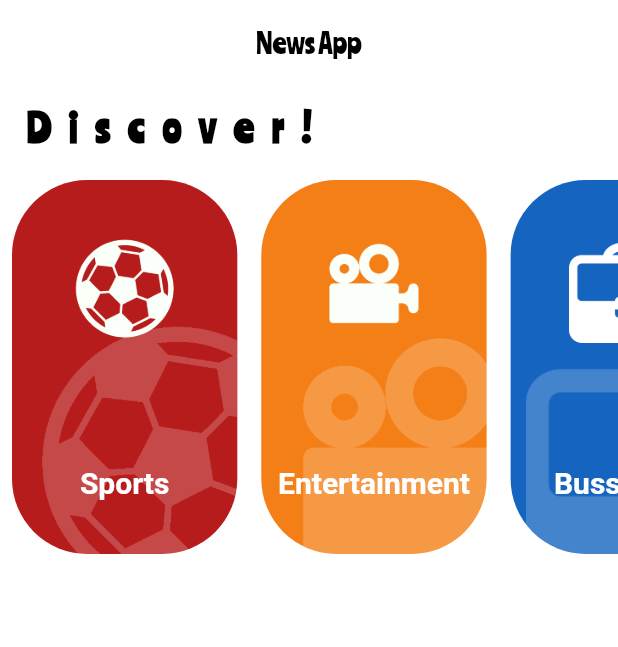
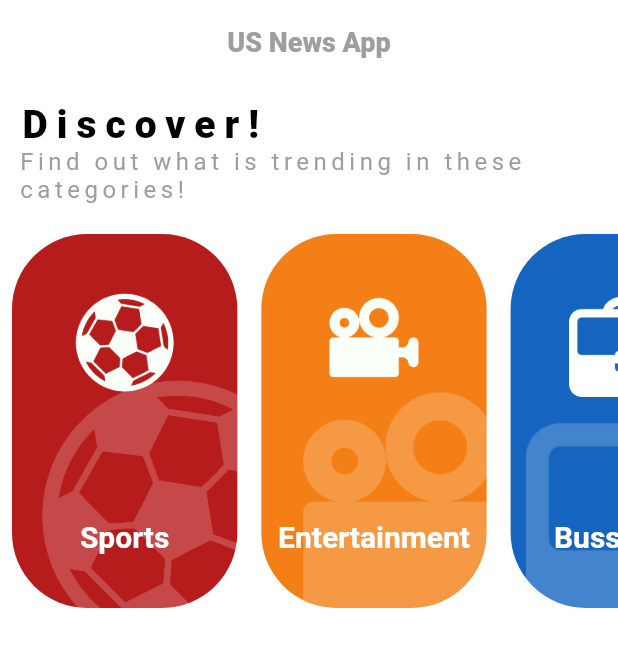
Before and after one commit to abdullahth/flutter-news-app, a Flutter app: the screen it shows after launch, on a phone screen of 412 x 824 dp. Shown: the top 647 px of the screen. Run offline on Flutter 3.47's test engine with Material 2 defaults, Android fonts, the phone set to English and light mode, and no system bars.

Commit message:
Commit 1

```diff
--- a/app/lib/screens/home/home.dart
+++ b/app/lib/screens/home/home.dart
@@ -1,3 +1,4 @@
+import 'package:app/services/fetch-data-service.dart';
 import 'package:flutter/material.dart';
 
 import '../../config-dim.dart';
@@ -14,8 +15,14 @@ class HomePage extends StatefulWidget {
 
 class _HomePageState extends State<HomePage> {
   @override
+  void initState() {
+    super.initState();
+  }
+
+  @override
   Widget build(BuildContext context) {
     DimsConfig.init(context);
+
     return Scaffold(
         appBar: AppBar(
           centerTitle: true,
@@ -23,37 +30,71 @@ class _HomePageState extends State<HomePage> {
           elevation: 0,
           title: RichText(
             text: TextSpan(
-            text: "News App",
+              text: "US News App",
               style: TextStyle(
-                fontSize: 18, fontFamily: "Ranchers", color: Colors.black),
+                  fontWeight: FontWeight.w800,
+                  fontSize: 18,
+                  color: Colors.grey),
             ),
           ),
         ),
-      body: Container(
+        body: Body());
+  }
+}
+
+class Body extends StatelessWidget {
+  const Body({
+    Key key,
+  }) : super(key: key);
+
+  @override
+  Widget build(BuildContext context) {
+    return Container(
       child: Column(
         crossAxisAlignment: CrossAxisAlignment.start,
         children: [
           Padding(
             padding: EdgeInsets.all(12),
             child: RichText(
-                text: TextSpan(
-                  text: "Discover!",
+              text: TextSpan(children: [
+                TextSpan(
+                  text: "Discover!\n",
                   style: TextStyle(
                     color: Colors.black,
-                    fontFamily: "Ranchers",
-                    letterSpacing: DimsConfig.configWidth(12),
+                    letterSpacing: DimsConfig.configWidth(6),
                     fontSize: 26,
                     fontWeight: FontWeight.w900,
                   ),
                 ),
+                TextSpan(
+                  text: "Find out what is trending in these categories!",
+                  style: TextStyle(
+                    color: Colors.grey,
+                    letterSpacing: DimsConfig.configWidth(3),
+                    fontSize: 16,
                   ),
                 ),
-            Categories()
+              ]),
+            ),
+          ),
+          Categories(),
+          RandomlySelectedNews()
         ],
       ),
       width: double.infinity,
       height: double.infinity,
-      ),
     );
   }
 }
+
+class RandomlySelectedNews extends StatefulWidget {
+  @override
+  _RandomlySelectedNewsState createState() => _RandomlySelectedNewsState();
+}
+
+class _RandomlySelectedNewsState extends State<RandomlySelectedNews> {
+  @override
+  Widget build(BuildContext context) {
+    return Container();
+  }
+}
```
Lines whose indentation alone changed are shown as unchanged.
